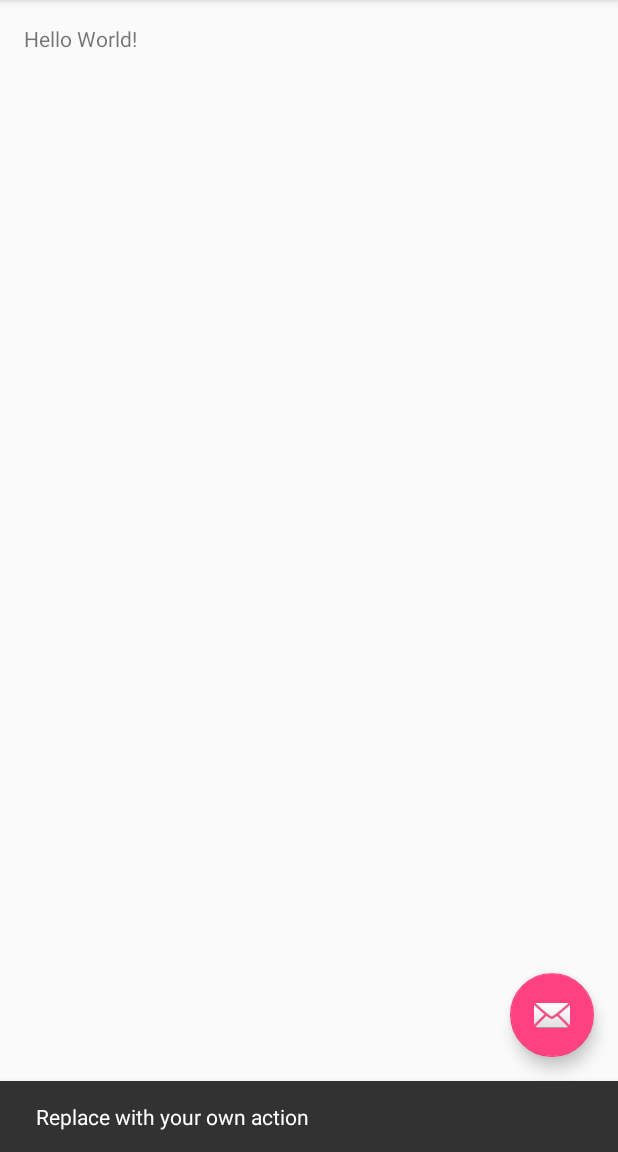
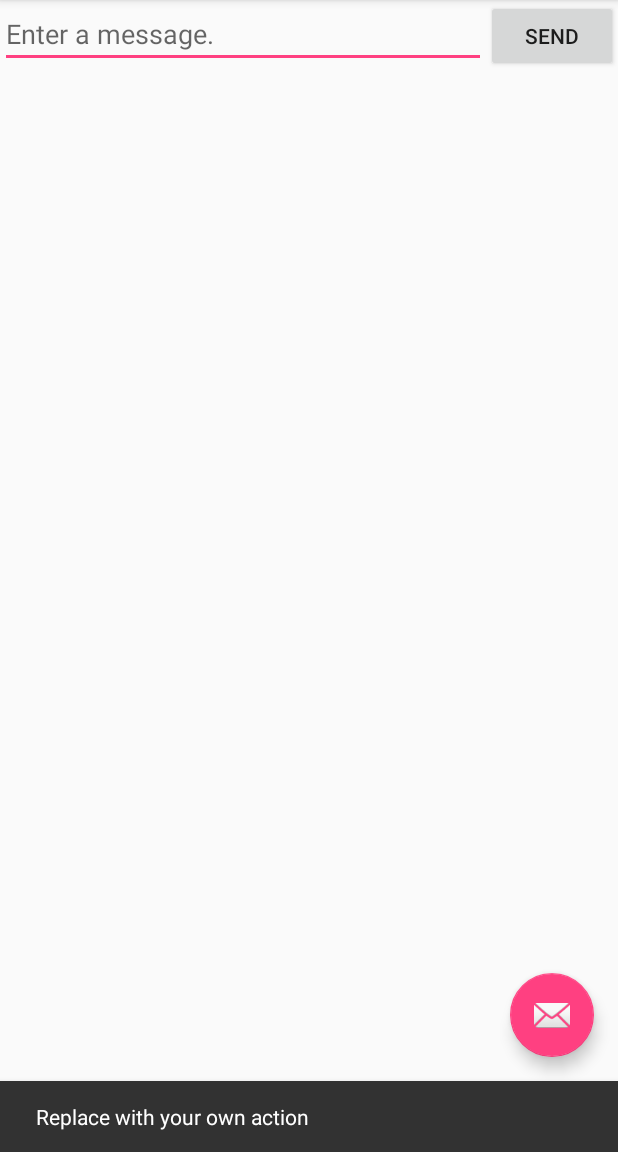
Before and after one commit to fred-barre/Android_MyFirstApp, an Android app: the screen it shows after launch (MyActivity), after a tap on an icon or button, on a phone screen of 412 x 824 dp, the part 84-1236 px from its top. Run offline under Robolectric (Android 15) with nearby library versions, the phone set to English and light mode, and no system bars.

Commit message:
Adding of a text field and a button.

```diff
--- a/app/src/main/res/layout/content_my.xml
+++ b/app/src/main/res/layout/content_my.xml
@@ -1,14 +1,20 @@
 <?xml version="1.0" encoding="utf-8"?>
-<RelativeLayout xmlns:android="http://schemas.android.com/apk/res/android"
+<LinearLayout xmlns:android="http://schemas.android.com/apk/res/android"
     xmlns:app="http://schemas.android.com/apk/res-auto"
     xmlns:tools="http://schemas.android.com/tools" android:layout_width="match_parent"
-    android:layout_height="match_parent" android:paddingBottom="@dimen/activity_vertical_margin"
-    android:paddingLeft="@dimen/activity_horizontal_margin"
-    android:paddingRight="@dimen/activity_horizontal_margin"
-    android:paddingTop="@dimen/activity_vertical_margin"
-    app:layout_behavior="@string/appbar_scrolling_view_behavior" tools:context="mycompany.myfirstapp.MyActivity"
+    android:layout_height="match_parent"
+    android:orientation="horizontal"
+    app:layout_behavior="@string/appbar_scrolling_view_behavior"
     tools:showIn="@layout/activity_my">
 
-    <TextView android:layout_width="wrap_content" android:layout_height="wrap_content"
-        android:text="Hello World!" />
-</RelativeLayout>
+    <EditText android:id="@+id/edit_message"
+        android:layout_width="0dp"
+        android:layout_height="wrap_content"
+        android:layout_weight="1"
+        android:hint="@string/edit_message" />
+
+    <Button
+        android:layout_width="wrap_content"
+        android:layout_height="wrap_content"
+        android:text="@string/button_send"/>
+</LinearLayout>
--- a/app/src/main/res/values/strings.xml
+++ b/app/src/main/res/values/strings.xml
@@ -1,4 +1,6 @@
 <resources>
     <string name="app_name">MyFirstApp.</string>
     <string name="action_settings">Settings</string>
+    <string name="edit_message">Enter a message.</string>
+    <string name="button_send">Send</string>
 </resources>
```
